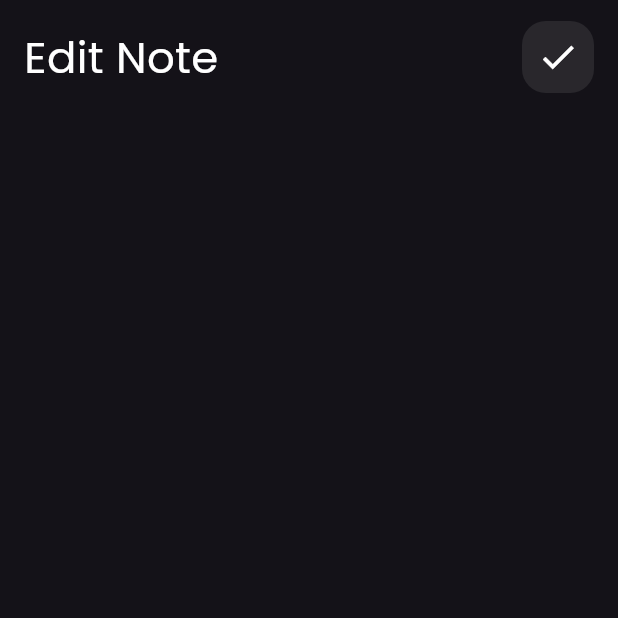
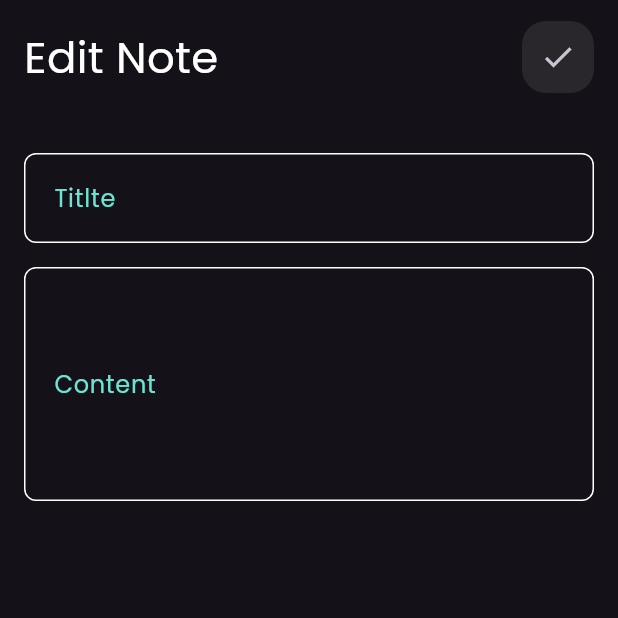
Before and after one commit to aconitum001/Notes_app, a Flutter app: the EditNoteView screen opened directly, on a phone screen of 412 x 824 dp, the top half of it. Run offline on Flutter 3.47's test engine with Material 3 defaults, Android fonts, the phone set to English and light mode, and no system bars.

Commit message:
edit note view ui done

```diff
--- a/lib/views/widgets/custom_search_icon.dart
+++ b/lib/views/widgets/custom_search_icon.dart
@@ -8,14 +8,15 @@ class CustomSearchIcon extends StatelessWidget {
   @override
   Widget build(BuildContext context) {
     return Container(
-      padding: const EdgeInsets.all(10),
+      padding: const EdgeInsets.all(0),
       decoration: BoxDecoration(
         color: Colors.grey.withOpacity(0.15),
         borderRadius: BorderRadiusDirectional.circular(16),
       ),
-      child: Icon(
-        icon,
-        size: 28,
+      child: IconButton(
+        padding: const EdgeInsets.all(0),
+        onPressed: () {},
+        icon: Icon(icon),
       ),
     );
   }
--- a/lib/views/widgets/edit_note_view_body.dart
+++ b/lib/views/widgets/edit_note_view_body.dart
@@ -1,5 +1,6 @@
 import 'package:flutter/material.dart';
 import 'package:notes_app/views/widgets/custom_app_bar.dart';
+import 'package:notes_app/views/widgets/custom_text_field.dart';
 
 class EditNoteViewBody extends StatelessWidget {
   const EditNoteViewBody({super.key});
@@ -14,6 +15,17 @@ class EditNoteViewBody extends StatelessWidget {
             title: "Edit Note",
             icon: Icons.check,
           ),
+          SizedBox(
+            height: 40,
+          ),
+          CustomTextField(label: "Titlte"),
+          SizedBox(
+            height: 16,
+          ),
+          CustomTextField(
+            label: "Content",
+            maxlines: 5,
+          ),
         ],
       ),
     );
```
